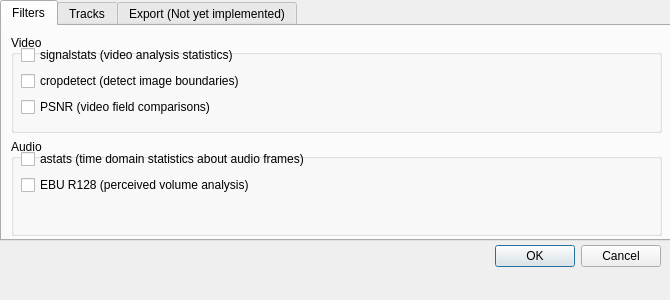
First picture: the form in Source/GUI/preferences.ui, repository bavc/qctools, before the edit.
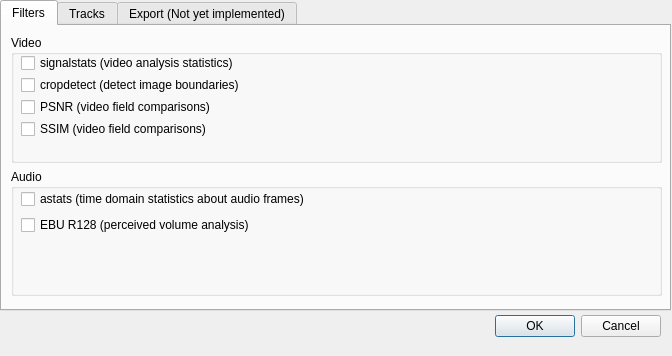
Second picture: the form after the edit.

Commit message: add ssim filter as alt to psnr/mse

Diff of the .ui file:
```diff
--- a/Source/GUI/preferences.ui
+++ b/Source/GUI/preferences.ui
@@ -6,8 +6,8 @@
    <rect>
     <x>0</x>
     <y>0</y>
-    <width>670</width>
-    <height>300</height>
+    <width>672</width>
+    <height>356</height>
    </rect>
   </property>
   <property name="windowTitle">
@@ -17,7 +17,7 @@
    <property name="geometry">
     <rect>
      <x>320</x>
-     <y>240</y>
+     <y>310</y>
      <width>341</width>
      <height>32</height>
     </rect>
@@ -35,7 +35,7 @@
      <x>0</x>
      <y>0</y>
      <width>671</width>
-     <height>241</height>
+     <height>311</height>
     </rect>
    </property>
    <property name="currentIndex">
@@ -51,7 +51,7 @@
        <x>9</x>
        <y>9</y>
        <width>651</width>
-       <height>201</height>
+       <height>261</height>
       </rect>
      </property>
      <layout class="QVBoxLayout" name="verticalLayout_2">
@@ -64,9 +64,9 @@
          <property name="geometry">
           <rect>
            <x>10</x>
-           <y>10</y>
+           <y>20</y>
            <width>631</width>
-           <height>80</height>
+           <height>82</height>
           </rect>
          </property>
          <layout class="QVBoxLayout" name="verticalLayout_4">
@@ -91,6 +91,13 @@
             </property>
            </widget>
           </item>
+          <item>
+           <widget class="QCheckBox" name="Filters_Video_Ssim">
+            <property name="text">
+             <string>SSIM (video field comparisons)</string>
+            </property>
+           </widget>
+          </item>
           <item>
            <spacer name="verticalSpacer_2">
             <property name="orientation">
@@ -117,7 +124,7 @@
          <property name="geometry">
           <rect>
            <x>10</x>
-           <y>10</y>
+           <y>20</y>
            <width>631</width>
            <height>80</height>
           </rect>
```
The commit also changes 11 other files.
